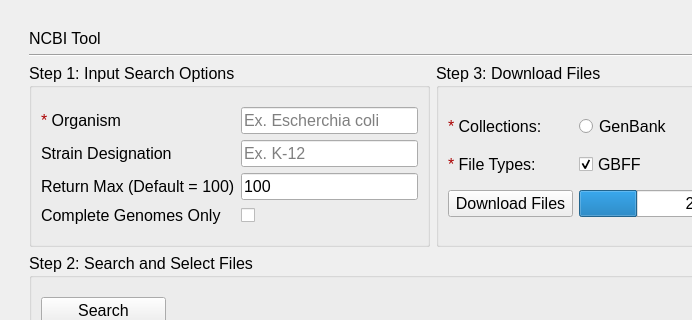
TrinhLab/CASPERapp, file ncbi.ui: the form before one commit; both pictures show x 0 to 692 and y 0 to 320 of the 865 by 723 pixel window.
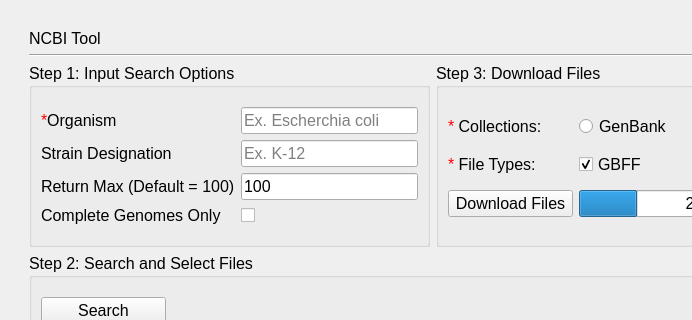
The form after the commit.

Commit message: Changed color of required symbols to be right red

The edit to the form file:
```diff
--- a/ncbi.ui
+++ b/ncbi.ui
@@ -205,7 +205,7 @@
             </sizepolicy>
            </property>
            <property name="text">
-            <string>&lt;html&gt;&lt;head/&gt;&lt;body&gt;&lt;p&gt;&lt;span style=&quot; color:#aa0000;&quot;&gt;* &lt;/span&gt;Organism&lt;/p&gt;&lt;/body&gt;&lt;/html&gt;</string>
+            <string>&lt;html&gt;&lt;head/&gt;&lt;body&gt;&lt;p&gt;&lt;span style=&quot; color:#ff0000;&quot;&gt;*&lt;/span&gt;&lt;span style=&quot; color:#aa0000;&quot;/&gt;Organism&lt;/p&gt;&lt;/body&gt;&lt;/html&gt;</string>
            </property>
           </widget>
          </item>
@@ -340,7 +340,7 @@
             <string>&lt;html&gt;&lt;head/&gt;&lt;body&gt;&lt;p&gt;&lt;span style=&quot; font-size:12pt;&quot;&gt;These are the file types that you are choosing to download. GBFF = annotation file, FASTA/FNA = genomic sequence file.&lt;/span&gt;&lt;/p&gt;&lt;/body&gt;&lt;/html&gt;</string>
            </property>
            <property name="text">
-            <string>&lt;html&gt;&lt;head/&gt;&lt;body&gt;&lt;p&gt;&lt;span style=&quot; color:#aa0000;&quot;&gt;*&lt;/span&gt; File Types:&lt;/p&gt;&lt;/body&gt;&lt;/html&gt;</string>
+            <string>&lt;html&gt;&lt;head/&gt;&lt;body&gt;&lt;p&gt;&lt;span style=&quot; color:#ff0000;&quot;&gt;*&lt;/span&gt; File Types:&lt;/p&gt;&lt;/body&gt;&lt;/html&gt;</string>
            </property>
           </widget>
          </item>
@@ -370,7 +370,7 @@
             <string>&lt;html&gt;&lt;head/&gt;&lt;body&gt;&lt;p&gt;&lt;span style=&quot; font-size:12pt;&quot;&gt;These are the databases that files are downloaded from. Refseq is considered the gold standard for annotations and assemblies. It is HIGHLY recommended to use Refseq if available for the genome of interest.&lt;/span&gt;&lt;/p&gt;&lt;/body&gt;&lt;/html&gt;</string>
            </property>
            <property name="text">
-            <string>&lt;html&gt;&lt;head/&gt;&lt;body&gt;&lt;p&gt;&lt;span style=&quot; color:#aa0000;&quot;&gt;*&lt;/span&gt; Collections:&lt;/p&gt;&lt;/body&gt;&lt;/html&gt;</string>
+            <string>&lt;html&gt;&lt;head/&gt;&lt;body&gt;&lt;p&gt;&lt;span style=&quot; color:#ff0000;&quot;&gt;*&lt;/span&gt; Collections:&lt;/p&gt;&lt;/body&gt;&lt;/html&gt;</string>
            </property>
           </widget>
          </item>
```
